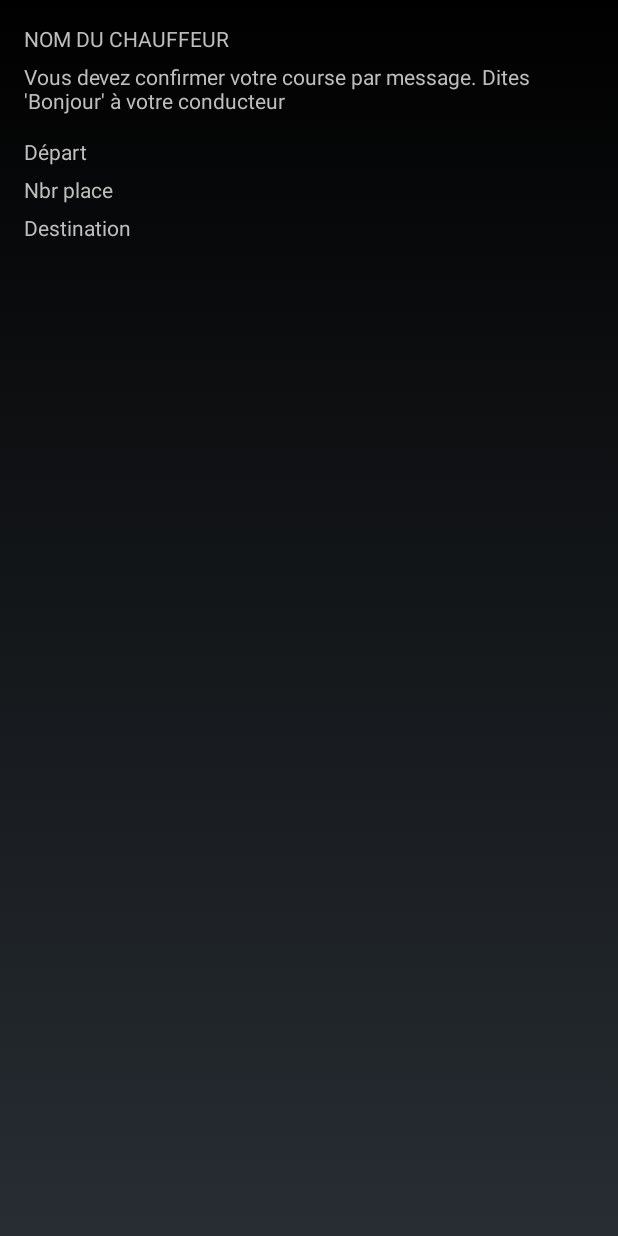
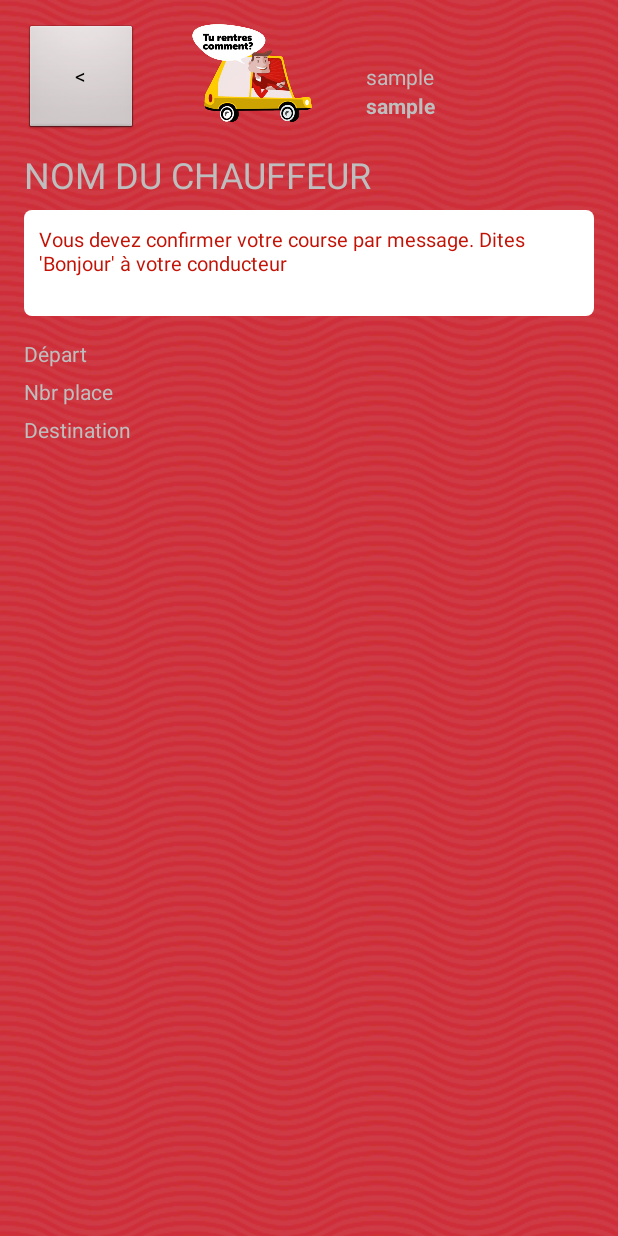
Before and after one commit to benthieu/fiesta, an Android app: the layout activity_info_transport.xml on its own in the app's theme, with its tools: preview values and no code run, on a phone screen of 412 x 824 dp. Run offline under Robolectric (Android 15) with nearby library versions, the phone set to English and light mode, and no system bars.

Commit message:
Info transport - Adaptation
Adaptation de l'activité "Info transport" afin de respecter la mise en forme par rapport aux autres activités.
Correction d'un bug. L'activité "Info transport" ne s'affichait plus.

```diff
--- a/app/src/main/AndroidManifest.xml
+++ b/app/src/main/AndroidManifest.xml
@@ -22,7 +22,11 @@
         <activity
             android:name=".TransportActivity"
             android:theme="@style/Theme.AppCompat"></activity>
-        <activity android:name=".InfoTransportActivity"></activity>
+
+        <activity android:name=".InfoTransportActivity"
+            android:theme="@style/Theme.AppCompat">
+        </activity>
+
     </application>
 
 </manifest>
--- a/app/src/main/java/fiesta/hevs/ch/myapplication/InfoTransportActivity.java
+++ b/app/src/main/java/fiesta/hevs/ch/myapplication/InfoTransportActivity.java
@@ -23,6 +23,8 @@ public class InfoTransportActivity extends AppCompatActivity  {
         final TextView leave = (TextView) findViewById(R.id.driver_leave_value);
         final TextView numPlace = (TextView) findViewById(R.id.nb_place_value);
         final TextView destination = (TextView) findViewById(R.id.destination_value);
+        final TextView festivalName = (TextView) findViewById(R.id.transport_top_name);
+        final TextView festivalDate = (TextView) findViewById(R.id.transport_top_date);
 
         /*driverName.setText(myIntent.getStringExtra("driver_name"));
         leave.setText(myIntent.getStringExtra("time"));
@@ -34,6 +36,8 @@ public class InfoTransportActivity extends AppCompatActivity  {
         leave.setText("10:20");
         numPlace.setText("4");
         destination.setText("Sion");
+        festivalName.setText("Test");
+        festivalDate.setText("08.10.16");
 
     }
 
--- a/app/src/main/res/layout/activity_info_transport.xml
+++ b/app/src/main/res/layout/activity_info_transport.xml
@@ -7,20 +7,87 @@
     android:paddingLeft="@dimen/activity_horizontal_margin"
     android:paddingRight="@dimen/activity_horizontal_margin"
     android:paddingTop="@dimen/activity_vertical_margin"
-    tools:context="fiesta.hevs.ch.myapplication.InfoTransportActivity">
+    tools:context="fiesta.hevs.ch.myapplication.InfoTransportActivity"
+    android:background="@layout/drawable_back">
+    <LinearLayout
+        android:layout_width="match_parent"
+        android:layout_height="wrap_content"
+        android:id="@+id/topView"
+        android:paddingBottom="10dp"
+        android:weightSum="10"
+        android:orientation="horizontal">
 
+        <Button
+            android:layout_width="0dp"
+            android:layout_weight="2"
+            android:layout_height="match_parent"
+            android:text="&lt;"
+            android:id="@+id/backButton" />
+
+        <ImageView
+            android:layout_width="0dp"
+            android:layout_height="65dp"
+            android:layout_weight="4"
+            android:id="@+id/imageView"
+            android:src="@mipmap/fiesta"
+            android:layout_alignParentTop="true"
+            android:layout_centerHorizontal="true" />
+
+        <LinearLayout
+            android:layout_width="0dp"
+            android:layout_height="wrap_content"
+            android:id="@+id/transport_top_title"
+            android:paddingBottom="10dp"
+            android:layout_weight="4"
+            android:orientation="vertical"
+            android:layout_marginTop="25dp">
+            <TextView
+                android:id="@+id/transport_top_name"
+                android:text="sample"
+                android:layout_width="wrap_content"
+                android:layout_height="wrap_content"
+                android:textSize="14dp"
+                />
+            <TextView
+                android:id="@+id/transport_top_date"
+                android:text="sample"
+                android:layout_width="wrap_content"
+                android:layout_height="wrap_content"
+                android:textSize="14dp"
+                android:textStyle="bold"/>
+        </LinearLayout>
+
+    </LinearLayout>
     <TextView
         android:id="@+id/driver_name"
         android:layout_width="wrap_content"
-        android:layout_height="25dp"
-        android:text="NOM DU CHAUFFEUR"/>
+        android:layout_height="40dp"
+        android:layout_below="@+id/topView"
+        android:text="NOM DU CHAUFFEUR"
+        android:textSize="24dp"/>
 
-    <TextView
+    <!--<TextView
         android:id="@+id/infos"
         android:layout_width="wrap_content"
         android:layout_height="50dp"
         android:layout_below="@id/driver_name"
-        android:text="Vous devez confirmer votre course par message. Dites 'Bonjour' à votre conducteur"/>
+        android:text="Vous devez confirmer votre course par message. Dites 'Bonjour' à votre conducteur"/>-->
+
+    <TextView
+        android:id="@+id/infos"
+        android:gravity="left"
+        android:layout_height="wrap_content"
+        android:layout_width="wrap_content"
+        android:maxLines="4"
+        android:lines="3"
+        android:layout_below="@+id/driver_name"
+        style="@style/ListViewStyle.Light"
+        android:background="@layout/rounded_corners"
+        android:textColor="@color/mainBackground"
+        android:padding="10dp"
+        android:textSize="13dp"
+        android:layout_marginBottom="15dp"
+        android:text="Vous devez confirmer votre course par message. Dites 'Bonjour' à votre conducteur"></TextView>
 
 
     <TextView
```
